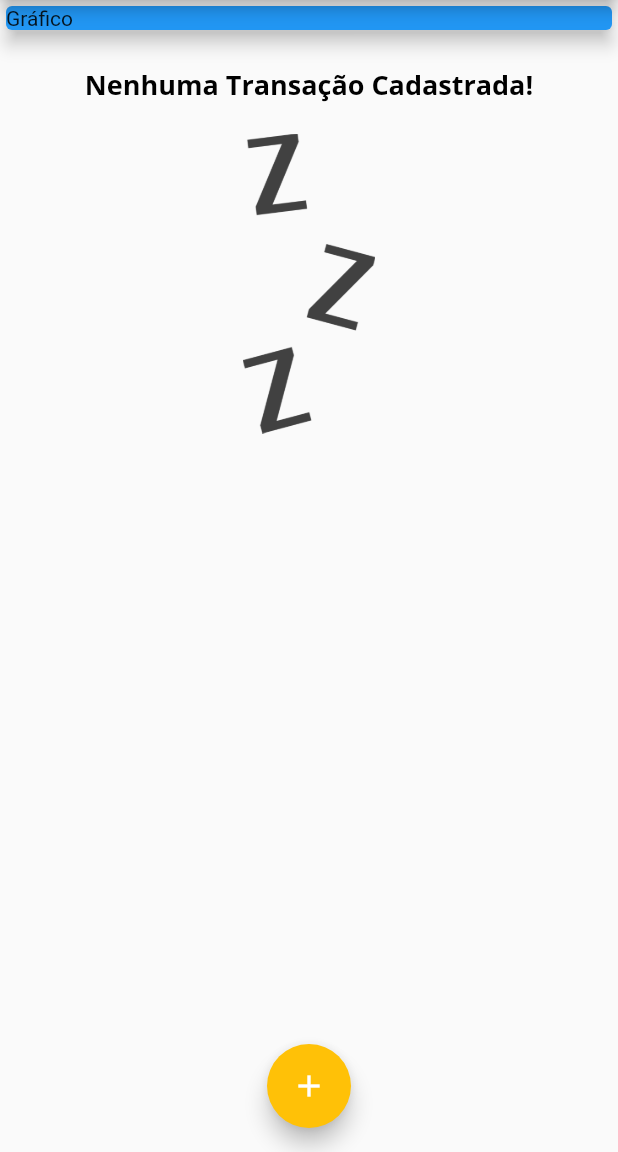
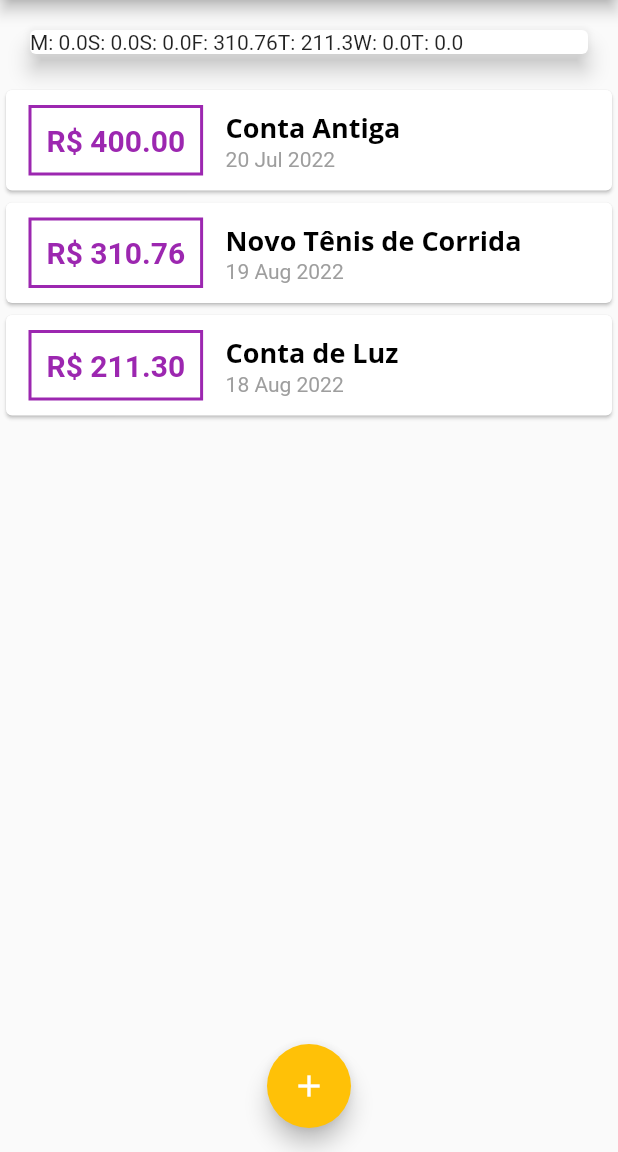
Before and after one commit to joseciceroassisjr/expenses, a Flutter app: the screen it shows after launch, on a phone screen of 412 x 824 dp, the part 84-1236 px from its top. Run offline on Flutter 3.47's test engine with Material 2 defaults, Android fonts, the phone set to English and light mode, and no system bars.

Commit message:
atualização 123

```diff
--- a/lib/components/chart.dart
+++ b/lib/components/chart.dart
@@ -1,5 +1,4 @@
 // ignore_for_file: sort_child_properties_last
-
 import 'package:flutter/material.dart';
 import 'package:intl/intl.dart';
 import '../models/transaction.dart';
@@ -36,11 +35,14 @@ class Chart extends StatelessWidget {
 
   @override
   Widget build(BuildContext context) {
+    groupedTransactions;
     return Card(
       elevation: 6,
       margin: const EdgeInsets.all(20),
       child: Row(
-        children: const [],
+        children: groupedTransactions.map((tr) {
+          return Text('${tr['day']}: ${tr['value']}');
+        }).toList(),
       ),
     );
   }
--- /dev/null
+++ b/lib/components/chart_bar.dart
@@ -0,0 +1,10 @@
+import 'package:flutter/material.dart';
+
+class ChartBar extends StatelessWidget {
+  const ChartBar({Key? key}) : super(key: key);
+
+  @override
+  Widget build(BuildContext context) {
+    return Container();
+  }
+}
--- a/lib/main.dart
+++ b/lib/main.dart
@@ -1,10 +1,10 @@
 // ignore_for_file: sort_child_properties_last, library_private_types_in_public_api, sized_box_for_whitespace, prefer_const_constructors
-
 import 'package:expenses/components/transaction_form.dart';
 import 'package:flutter/material.dart';
 import 'dart:math';
 import 'components/transaction_form.dart';
 import 'components/transaction_list.dart';
+import 'components/chart.dart';
 import 'models/transaction.dart';
 
 main() => runApp(ExpensesApp());
@@ -51,19 +51,33 @@ class MyHomePage extends StatefulWidget {
 
 class _MyHomePageState extends State<MyHomePage> {
   final List<Transaction> _transactions = [
-    // Transaction(
-    //   id: 't1',
-    //   title: 'Novo Tênis de Corrida',
-    //   value: 310.76,
-    //   date: DateTime.now(),
-    // ),
-    // Transaction(
-    //   id: 't2',
-    //   title: 'Conta de Luz',
-    //   value: 211.30,
-    //   date: DateTime.now(),
-    // ),
+    Transaction(
+      id: 't0',
+      title: 'Conta Antiga',
+      value: 400.00,
+      date: DateTime.now().subtract(const Duration(days: 33)),
+    ),
+    Transaction(
+      id: 't1',
+      title: 'Novo Tênis de Corrida',
+      value: 310.76,
+      date: DateTime.now().subtract(const Duration(days: 3)),
+    ),
+    Transaction(
+      id: 't2',
+      title: 'Conta de Luz',
+      value: 211.30,
+      date: DateTime.now().subtract(const Duration(days: 4)),
+    ),
   ];
+
+  List<Transaction> get _recentTransactions {
+    return _transactions.where((tr) {
+      return tr.date.isAfter(DateTime.now().subtract(
+        const Duration(days: 7),
+      ));
+    }).toList();
+  }
 
   _addTransaction(String title, double value) {
     final newTransaction = Transaction(
@@ -105,13 +119,7 @@ class _MyHomePageState extends State<MyHomePage> {
         child: Column(
           crossAxisAlignment: CrossAxisAlignment.stretch,
           children: [
-            const SizedBox(
-              child: Card(
-                color: Colors.blue,
-                child: Text('Gráfico'),
-                elevation: 5,
-              ),
-            ),
+            Chart(_recentTransactions),
             TransactionList(_transactions),
           ],
         ),
```
